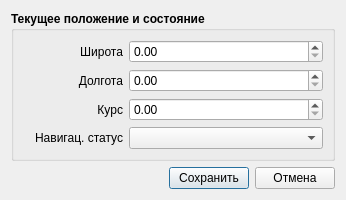
Old version of the form Emulator_test/sv_vesselposition.ui in the repository breton75/R_Card_test.
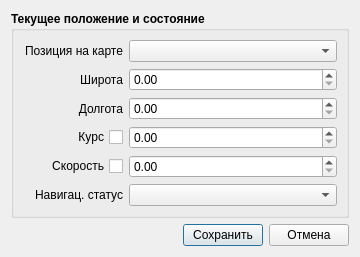
New version of the form.

What changed in the file:
```diff
--- a/Emulator_test/sv_vesselposition.ui
+++ b/Emulator_test/sv_vesselposition.ui
@@ -6,14 +6,14 @@
    <rect>
     <x>0</x>
     <y>0</y>
-    <width>346</width>
-    <height>188</height>
+    <width>360</width>
+    <height>244</height>
    </rect>
   </property>
   <property name="windowTitle">
    <string>Dialog</string>
   </property>
-  <layout class="QVBoxLayout" name="verticalLayout">
+  <layout class="QVBoxLayout" name="verticalLayout_2">
    <item>
     <widget class="QGroupBox" name="gbVoyageData_2">
      <property name="sizePolicy">
@@ -34,7 +34,48 @@
      <property name="flat">
       <bool>false</bool>
      </property>
-     <layout class="QVBoxLayout" name="verticalLayout_3">
+     <layout class="QVBoxLayout" name="verticalLayout">
+      <item>
+       <layout class="QHBoxLayout" name="horizontalLayout_11">
+        <item>
+         <widget class="QLabel" name="lblDevName_13">
+          <property name="sizePolicy">
+           <sizepolicy hsizetype="Fixed" vsizetype="Preferred">
+            <horstretch>0</horstretch>
+            <verstretch>0</verstretch>
+           </sizepolicy>
+          </property>
+          <property name="minimumSize">
+           <size>
+            <width>100</width>
+            <height>0</height>
+           </size>
+          </property>
+          <property name="maximumSize">
+           <size>
+            <width>100</width>
+            <height>16777215</height>
+           </size>
+          </property>
+          <property name="font">
+           <font>
+            <weight>50</weight>
+            <bold>false</bold>
+           </font>
+          </property>
+          <property name="text">
+           <string>Позиция на карте</string>
+          </property>
+          <property name="alignment">
+           <set>Qt::AlignRight|Qt::AlignTrailing|Qt::AlignVCenter</set>
+          </property>
+         </widget>
+        </item>
+        <item>
+         <widget class="QComboBox" name="cbPositionOnMap"/>
+        </item>
+       </layout>
+      </item>
       <item>
        <layout class="QHBoxLayout" name="horizontalLayout_7">
         <item>
@@ -134,13 +175,7 @@
       <item>
        <layout class="QHBoxLayout" name="horizontalLayout_9">
         <item>
-         <widget class="QLabel" name="lblDevName_11">
-          <property name="sizePolicy">
-           <sizepolicy hsizetype="Fixed" vsizetype="Preferred">
-            <horstretch>0</horstretch>
-            <verstretch>0</verstretch>
-           </sizepolicy>
-          </property>
+         <widget class="QCheckBox" name="checkCourse">
           <property name="minimumSize">
            <size>
             <width>100</width>
@@ -159,12 +194,12 @@
             <bold>false</bold>
            </font>
           </property>
+          <property name="layoutDirection">
+           <enum>Qt::RightToLeft</enum>
+          </property>
           <property name="text">
            <string>Курс</string>
           </property>
-          <property name="alignment">
-           <set>Qt::AlignRight|Qt::AlignTrailing|Qt::AlignVCenter</set>
-          </property>
          </widget>
         </item>
         <item>
@@ -182,6 +217,51 @@
         </item>
        </layout>
       </item>
+      <item>
+       <layout class="QHBoxLayout" name="horizontalLayout_12">
+        <item>
+         <widget class="QCheckBox" name="checkSpeed">
+          <property name="minimumSize">
+           <size>
+            <width>100</width>
+            <height>0</height>
+           </size>
+          </property>
+          <property name="maximumSize">
+           <size>
+            <width>100</width>
+            <height>16777215</height>
+           </size>
+          </property>
+          <property name="font">
+           <font>
+            <weight>50</weight>
+            <bold>false</bold>
+           </font>
+          </property>
+          <property name="layoutDirection">
+           <enum>Qt::RightToLeft</enum>
+          </property>
+          <property name="text">
+           <string>Скорость</string>
+          </property>
+         </widget>
+        </item>
+        <item>
+         <widget class="QDoubleSpinBox" name="dspinSpeed">
+          <property name="font">
+           <font>
+            <weight>50</weight>
+            <bold>false</bold>
+           </font>
+          </property>
+          <property name="maximum">
+           <double>359.990000000000009</double>
+          </property>
+         </widget>
+        </item>
+       </layout>
+      </item>
       <item>
        <layout class="QHBoxLayout" name="horizontalLayout_10">
         <item>
```
